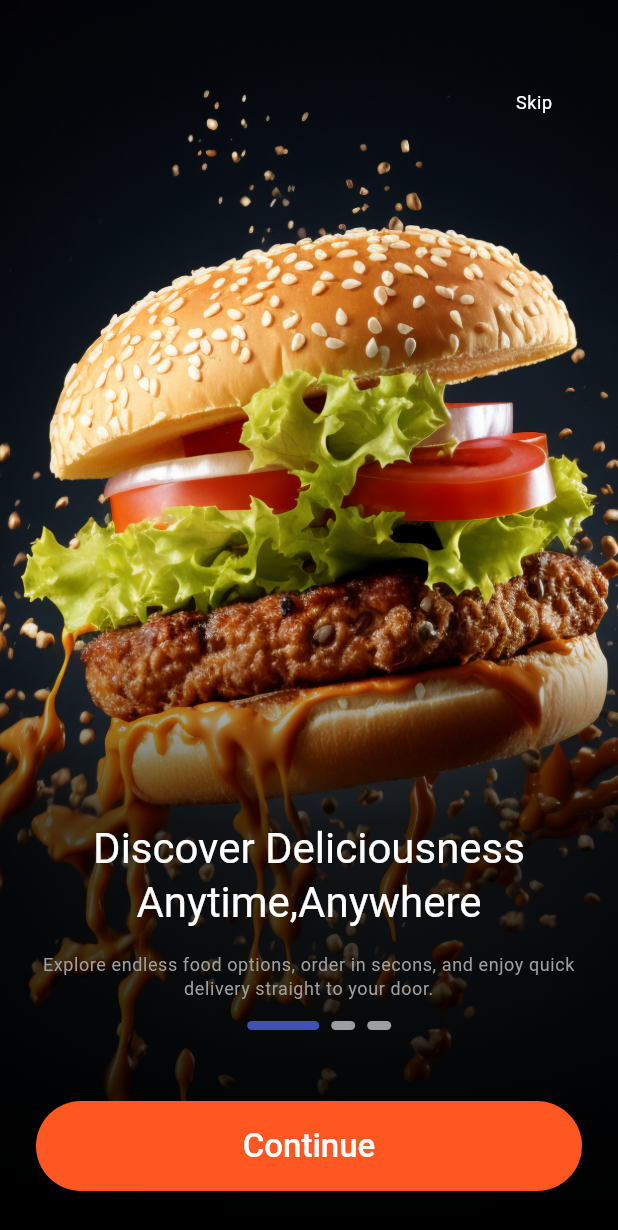
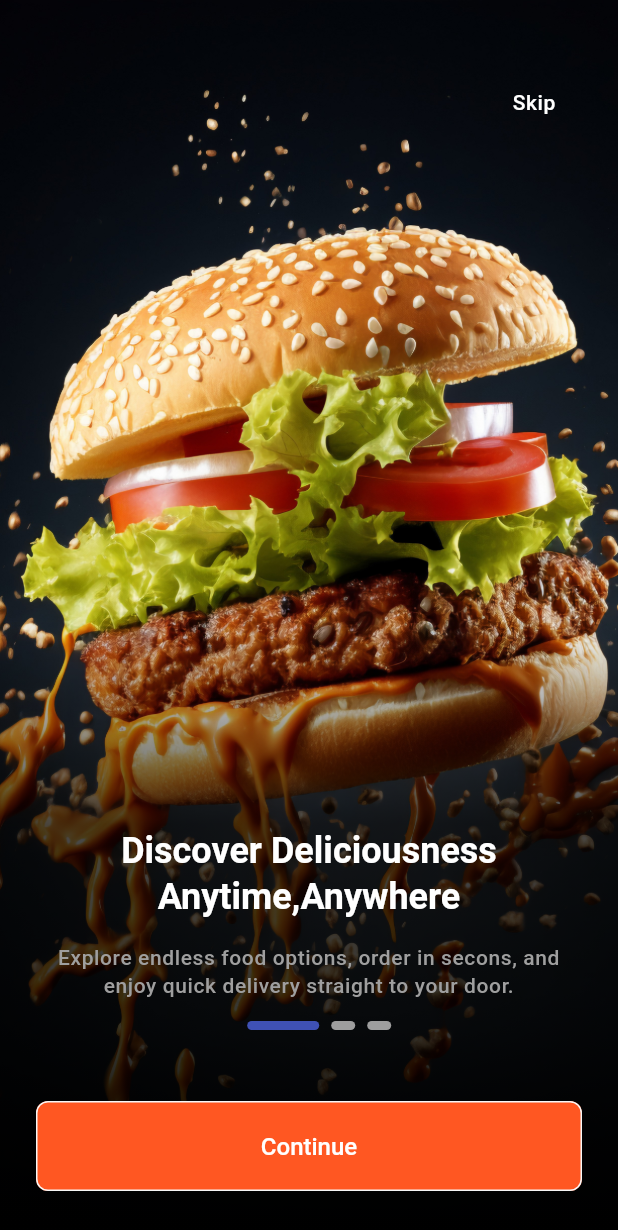
Before and after one commit to bikram-chandra-debnath/Fast-Food, a Flutter app: the screen it shows after launch, on a phone screen of 412 x 824 dp. Shown: the top 1230 px of the screen. Run offline on Flutter 3.47's test engine with Material 3 defaults, Android fonts, the light colour scheme and no system bars; drawn by our look-alikes of smooth_page_indicator; our stand-ins replace get; Roboto replaces fonts that are missing (Nunito).

Commit message:
add dark theme

```diff
--- a/lib/myapp.dart
+++ b/lib/myapp.dart
@@ -1,5 +1,6 @@
 
 import 'package:fast_food/feature/authenticaton/screen/onboarding/onboarding_screen.dart';
+import 'package:fast_food/utlis/theme/theme.dart';
 import 'package:flutter/material.dart';
 import 'package:get/get_navigation/src/root/get_material_app.dart';
 
@@ -11,11 +12,9 @@ class MyApp extends StatelessWidget {
   Widget build(BuildContext context) {
     return GetMaterialApp(
       debugShowCheckedModeBanner: false,
-      title: 'Flutter Demo',
-      theme: ThemeData(
 
-        colorScheme: ColorScheme.fromSeed(seedColor: Colors.deepPurple),
-      ),
+      theme: AppTheme.lightTheme,
+      darkTheme: AppTheme.darkTheme,
       home:  OnboardingScreen(),
     );
   }
```
